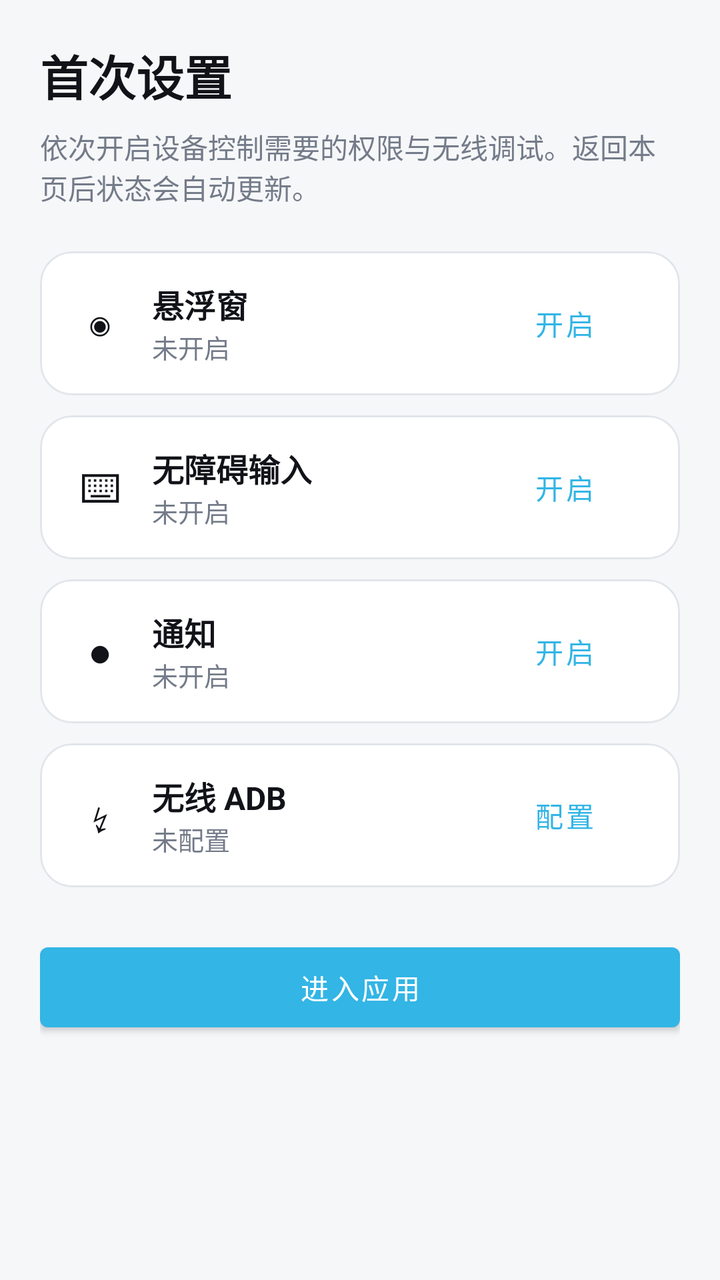
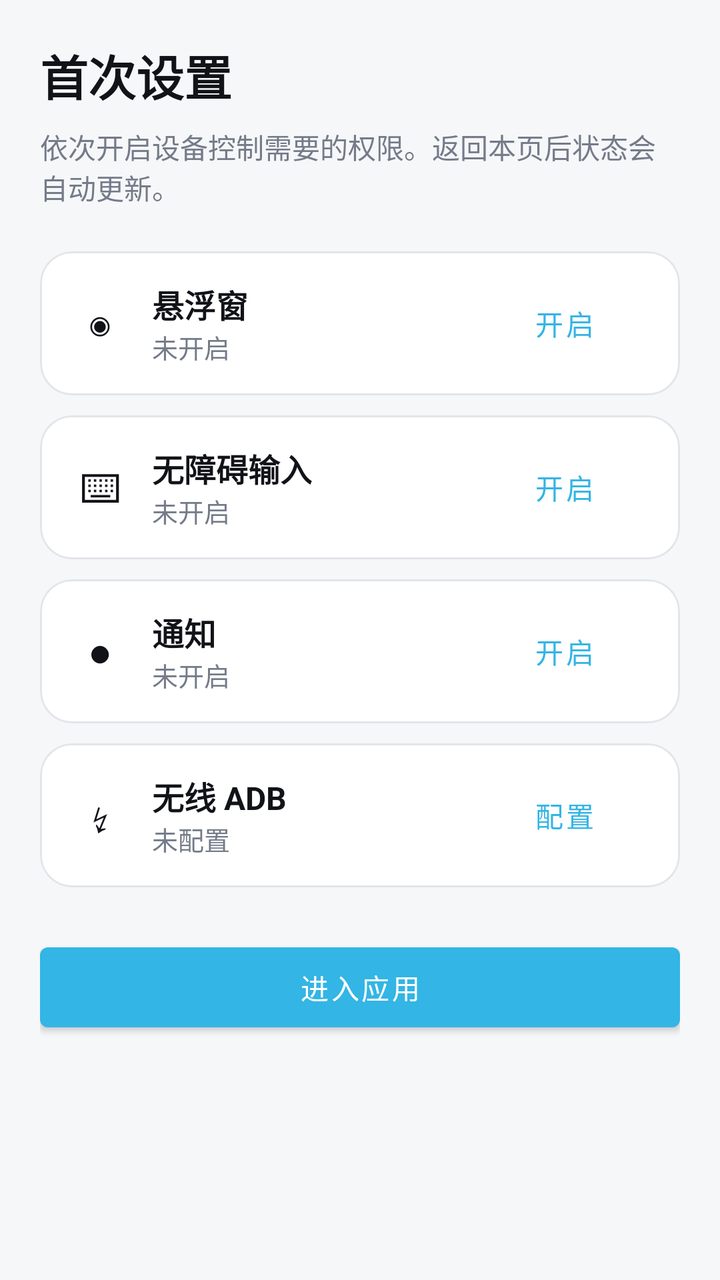

Screens rendered from an Android XML layout before and after an edit, with the pre-edit source and the edit as a unified diff.
<!-- AndroidManifest.xml: application theme Theme.GPTAndroidUse -->
<!-- res/layout/activity_first_run_setup.xml -->
<ScrollView
    xmlns:android="http://schemas.android.com/apk/res/android"
    xmlns:app="http://schemas.android.com/apk/res-auto"
    android:layout_width="match_parent"
    android:layout_height="match_parent"
    android:background="#F6F7F9"
    android:fillViewport="true">

    <LinearLayout
        android:layout_width="match_parent"
        android:layout_height="wrap_content"
        android:orientation="vertical"
        android:padding="20dp">

        <TextView
            android:layout_width="match_parent"
            android:layout_height="wrap_content"
            android:text="首次设置"
            android:textColor="#111318"
            android:textSize="24sp"
            android:textStyle="bold" />

        <TextView
            android:layout_width="match_parent"
            android:layout_height="wrap_content"
            android:layout_marginTop="8dp"
            android:text="依次开启设备控制需要的权限与无线调试。返回本页后状态会自动更新。"
            android:textColor="#747B89"
            android:textSize="14sp" />

        <com.google.android.material.card.MaterialCardView
            android:layout_width="match_parent"
            android:layout_height="wrap_content"
            android:layout_marginTop="22dp"
            app:cardCornerRadius="16dp"
            app:cardElevation="0dp"
            app:strokeColor="#E2E5EA"
            app:strokeWidth="1dp">

            <LinearLayout
                android:layout_width="match_parent"
                android:layout_height="wrap_content"
                android:gravity="center_vertical"
                android:orientation="horizontal"
                android:padding="14dp">

                <TextView
                    android:layout_width="32dp"
                    android:layout_height="32dp"
                    android:gravity="center"
                    android:text="◉"
                    android:textColor="#111318"
                    android:textSize="22sp" />

                <LinearLayout
                    android:layout_width="0dp"
                    android:layout_height="wrap_content"
                    android:layout_marginStart="10dp"
                    android:layout_weight="1"
                    android:orientation="vertical">

                    <TextView
                        android:layout_width="wrap_content"
                        android:layout_height="wrap_content"
                        android:text="悬浮窗"
                        android:textColor="#111318"
                        android:textSize="16sp"
                        android:textStyle="bold" />

                    <TextView
                        android:id="@+id/overlayStatus"
                        android:layout_width="wrap_content"
                        android:layout_height="wrap_content"
                        android:text="未开启"
                        android:textColor="#747B89"
                        android:textSize="13sp" />
                </LinearLayout>

                <com.google.android.material.button.MaterialButton
                    android:id="@+id/overlaySetupButton"
                    style="@style/Widget.MaterialComponents.Button.TextButton"
                    android:layout_width="wrap_content"
                    android:layout_height="44dp"
                    android:text="开启"
                    android:textAllCaps="false" />
            </LinearLayout>
        </com.google.android.material.card.MaterialCardView>

        <com.google.android.material.card.MaterialCardView
            android:layout_width="match_parent"
            android:layout_height="wrap_content"
            android:layout_marginTop="10dp"
            app:cardCornerRadius="16dp"
            app:cardElevation="0dp"
            app:strokeColor="#E2E5EA"
            app:strokeWidth="1dp">

            <LinearLayout
                android:layout_width="match_parent"
                android:layout_height="wrap_content"
                android:gravity="center_vertical"
                android:orientation="horizontal"
                android:padding="14dp">

                <TextView
                    android:layout_width="32dp"
                    android:layout_height="32dp"
                    android:gravity="center"
                    android:text="⌨"
                    android:textColor="#111318"
                    android:textSize="20sp" />

                <LinearLayout
                    android:layout_width="0dp"
                    android:layout_height="wrap_content"
                    android:layout_marginStart="10dp"
                    android:layout_weight="1"
                    android:orientation="vertical">

                    <TextView
                        android:layout_width="wrap_content"
                        android:layout_height="wrap_content"
                        android:text="无障碍输入"
                        android:textColor="#111318"
                        android:textSize="16sp"
                        android:textStyle="bold" />

                    <TextView
                        android:id="@+id/accessibilityStatus"
                        android:layout_width="wrap_content"
                        android:layout_height="wrap_content"
                        android:text="未开启"
                        android:textColor="#747B89"
                        android:textSize="13sp" />
                </LinearLayout>

                <com.google.android.material.button.MaterialButton
                    android:id="@+id/accessibilitySetupButton"
                    style="@style/Widget.MaterialComponents.Button.TextButton"
                    android:layout_width="wrap_content"
                    android:layout_height="44dp"
                    android:text="开启"
                    android:textAllCaps="false" />
            </LinearLayout>
        </com.google.android.material.card.MaterialCardView>

        <com.google.android.material.card.MaterialCardView
            android:layout_width="match_parent"
            android:layout_height="wrap_content"
            android:layout_marginTop="10dp"
            app:cardCornerRadius="16dp"
            app:cardElevation="0dp"
            app:strokeColor="#E2E5EA"
            app:strokeWidth="1dp">

            <LinearLayout
                android:layout_width="match_parent"
                android:layout_height="wrap_content"
                android:gravity="center_vertical"
                android:orientation="horizontal"
                android:padding="14dp">

                <TextView
                    android:layout_width="32dp"
                    android:layout_height="32dp"
                    android:gravity="center"
                    android:text="●"
                    android:textColor="#111318"
                    android:textSize="20sp" />

                <LinearLayout
                    android:layout_width="0dp"
                    android:layout_height="wrap_content"
                    android:layout_marginStart="10dp"
                    android:layout_weight="1"
                    android:orientation="vertical">

                    <TextView
                        android:layout_width="wrap_content"
                        android:layout_height="wrap_content"
                        android:text="通知"
                        android:textColor="#111318"
                        android:textSize="16sp"
                        android:textStyle="bold" />

                    <TextView
                        android:id="@+id/notificationStatus"
                        android:layout_width="wrap_content"
                        android:layout_height="wrap_content"
                        android:text="未开启"
                        android:textColor="#747B89"
                        android:textSize="13sp" />
                </LinearLayout>

                <com.google.android.material.button.MaterialButton
                    android:id="@+id/notificationSetupButton"
                    style="@style/Widget.MaterialComponents.Button.TextButton"
                    android:layout_width="wrap_content"
                    android:layout_height="44dp"
                    android:text="开启"
                    android:textAllCaps="false" />
            </LinearLayout>
        </com.google.android.material.card.MaterialCardView>

        <com.google.android.material.card.MaterialCardView
            android:layout_width="match_parent"
            android:layout_height="wrap_content"
            android:layout_marginTop="10dp"
            app:cardCornerRadius="16dp"
            app:cardElevation="0dp"
            app:strokeColor="#E2E5EA"
            app:strokeWidth="1dp">

            <LinearLayout
                android:layout_width="match_parent"
                android:layout_height="wrap_content"
                android:gravity="center_vertical"
                android:orientation="horizontal"
                android:padding="14dp">

                <TextView
                    android:layout_width="32dp"
                    android:layout_height="32dp"
                    android:gravity="center"
                    android:text="↯"
                    android:textColor="#111318"
                    android:textSize="22sp" />

                <LinearLayout
                    android:layout_width="0dp"
                    android:layout_height="wrap_content"
                    android:layout_marginStart="10dp"
                    android:layout_weight="1"
                    android:orientation="vertical">

                    <TextView
                        android:layout_width="wrap_content"
                        android:layout_height="wrap_content"
                        android:text="无线 ADB"
                        android:textColor="#111318"
                        android:textSize="16sp"
                        android:textStyle="bold" />

                    <TextView
                        android:id="@+id/adbStatus"
                        android:layout_width="wrap_content"
                        android:layout_height="wrap_content"
                        android:text="未配置"
                        android:textColor="#747B89"
                        android:textSize="13sp" />
                </LinearLayout>

                <com.google.android.material.button.MaterialButton
                    android:id="@+id/adbSetupButton"
                    style="@style/Widget.MaterialComponents.Button.TextButton"
                    android:layout_width="wrap_content"
                    android:layout_height="44dp"
                    android:text="配置"
                    android:textAllCaps="false" />
            </LinearLayout>
        </com.google.android.material.card.MaterialCardView>

        <com.google.android.material.button.MaterialButton
            android:id="@+id/finishSetupButton"
            android:layout_width="match_parent"
            android:layout_height="52dp"
            android:layout_marginTop="24dp"
            android:text="进入应用"
            android:textAllCaps="false" />

    </LinearLayout>
</ScrollView>
<!-- resources referenced by this layout -->
<resources>
  <style name="Theme.GPTAndroidUse" parent="Theme.MaterialComponents.DayNight.DarkActionBar">
          <item name="colorPrimary">@android:color/holo_blue_light</item>
          <item name="colorPrimaryVariant">@android:color/holo_blue_dark</item>
          <item name="colorSecondary">@android:color/holo_green_light</item>
      </style>
</resources>

<!-- the commit's change to res/layout/activity_first_run_setup.xml (unified diff, before → after) -->
@@ -21,10 +21,11 @@
             android:textStyle="bold" />
 
         <TextView
+            android:id="@+id/setupDescription"
             android:layout_width="match_parent"
             android:layout_height="wrap_content"
             android:layout_marginTop="8dp"
-            android:text="依次开启设备控制需要的权限与无线调试。返回本页后状态会自动更新。"
+            android:text="依次开启设备控制需要的权限。返回本页后状态会自动更新。"
             android:textColor="#747B89"
             android:textSize="14sp" />
 
@@ -87,6 +88,7 @@
         </com.google.android.material.card.MaterialCardView>
 
         <com.google.android.material.card.MaterialCardView
+            android:id="@+id/accessibilityCard"
             android:layout_width="match_parent"
             android:layout_height="wrap_content"
             android:layout_marginTop="10dp"
@@ -203,6 +205,7 @@
         </com.google.android.material.card.MaterialCardView>
 
         <com.google.android.material.card.MaterialCardView
+            android:id="@+id/adbCard"
             android:layout_width="match_parent"
             android:layout_height="wrap_content"
             android:layout_marginTop="10dp"
